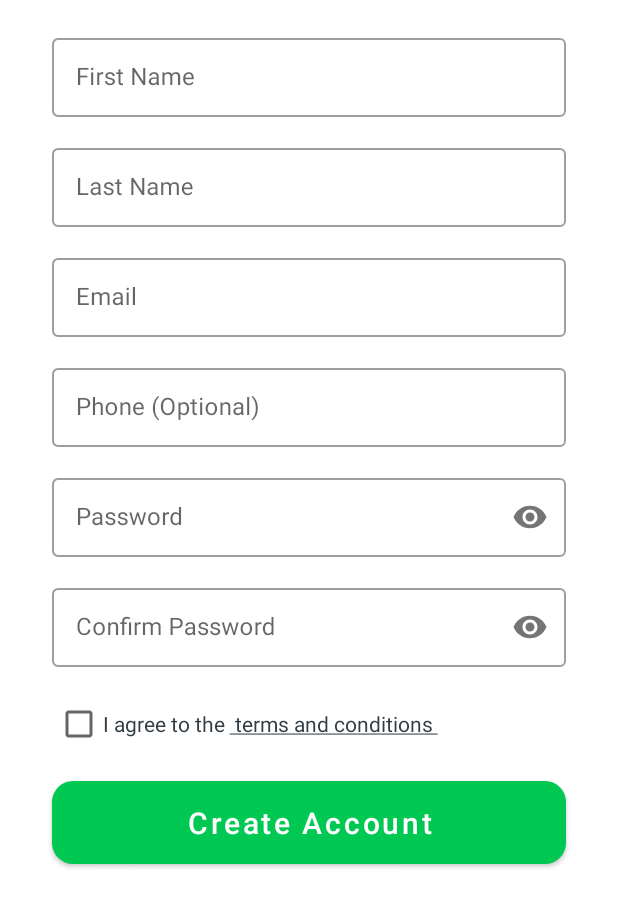
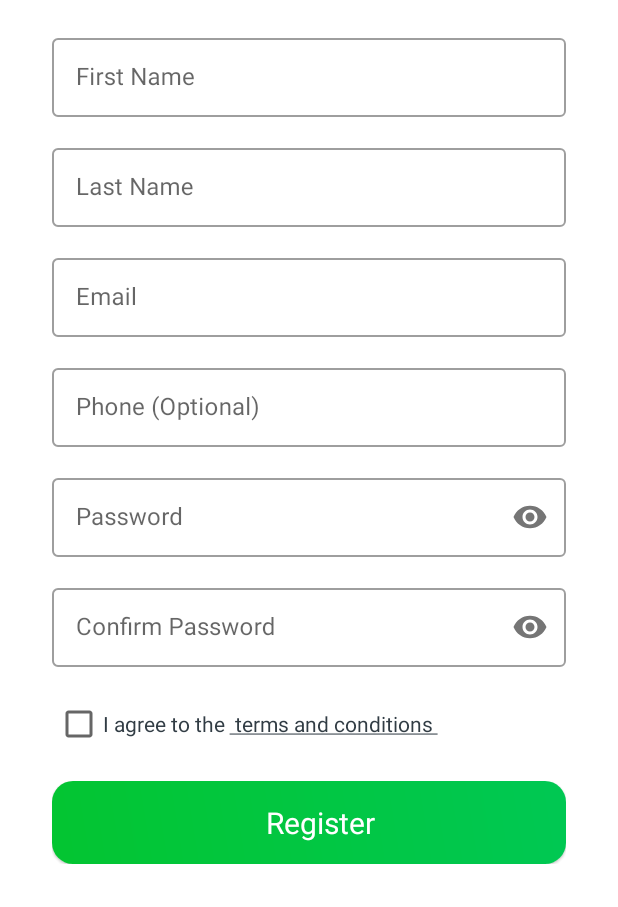
Before and after one commit to jmngige/BuyIt, an Android app: the RegisterFragment screen opened through its navigation route, on a phone screen of 412 x 824 dp. Shown: the top 907 px of the screen. Run offline under Robolectric (Android 15) with nearby library versions, the phone set to English and light mode, and no system bars; our stand-ins replace Firebase (no records; nobody signed in at launch, a user with empty details on screens opened directly), navigation-ui.

Commit message:
Register Login User

```diff
--- a/app/build.gradle
+++ b/app/build.gradle
@@ -63,7 +63,7 @@ dependencies {
 
 
     //admob dep
-    implementation 'com.google.android.gms:play-services-ads:20.6.0'
+    //implementation 'com.google.android.gms:play-services-ads:20.6.0'
 
     //spinkit
     implementation 'com.github.ybq:Android-SpinKit:1.4.0'
--- a/app/src/main/java/com/starsolns/e_shop/ui/fragments/LoginFragment.kt
+++ b/app/src/main/java/com/starsolns/e_shop/ui/fragments/LoginFragment.kt
@@ -7,6 +7,7 @@ import android.view.LayoutInflater
 import android.view.View
 import android.view.ViewGroup
 import androidx.navigation.fragment.findNavController
+import androidx.viewbinding.ViewBindings
 import com.starsolns.e_shop.R
 import com.starsolns.e_shop.databinding.FragmentLoginBinding
 
@@ -15,6 +16,8 @@ class LoginFragment : Fragment() {
     private var _binding: FragmentLoginBinding? = null
     private val binding get() = _binding!!
 
+    private lateinit var buttonView: View
+
     override fun onCreateView(
         inflater: LayoutInflater, container: ViewGroup?,
         savedInstanceState: Bundle?
@@ -22,7 +25,9 @@ class LoginFragment : Fragment() {
         // Inflate the layout for this fragment
         _binding = FragmentLoginBinding.inflate(layoutInflater, container, false)
 
-        binding.loginButton.setOnClickListener {
+        buttonView = binding.loginButton.loginRegisterAccessButton
+
+        buttonView.setOnClickListener {
             validateAndLoginUser()
         }
 
--- a/app/src/main/java/com/starsolns/e_shop/ui/fragments/RegisterFragment.kt
+++ b/app/src/main/java/com/starsolns/e_shop/ui/fragments/RegisterFragment.kt
@@ -9,13 +9,22 @@ import android.view.View
 import android.view.ViewGroup
 import android.widget.Toast
 import androidx.navigation.fragment.findNavController
+import com.google.firebase.auth.FirebaseAuth
+import com.google.firebase.auth.ktx.auth
+import com.google.firebase.ktx.Firebase
 import com.starsolns.e_shop.R
 import com.starsolns.e_shop.databinding.FragmentRegisterBinding
+import com.starsolns.e_shop.util.ProgressButton
 
 class RegisterFragment : Fragment() {
 
     private var _binding: FragmentRegisterBinding? = null
     private val binding get() = _binding!!
+    private lateinit var auth: FirebaseAuth
+
+    private lateinit var dialog: ProgressButton
+    private lateinit var buttonView: View
+
 
     override fun onCreateView(
         inflater: LayoutInflater, container: ViewGroup?,
@@ -24,9 +33,20 @@ class RegisterFragment : Fragment() {
         // Inflate the layout for this fragment
         _binding = FragmentRegisterBinding.inflate(layoutInflater, container, false)
 
-        binding.registerButton.setOnClickListener {
+        buttonView = binding.registerButton.loginRegisterAccessButton
+
+        dialog = ProgressButton(requireContext(), buttonView)
+        dialog.showRegister()
+
+        buttonView.setOnClickListener {
             validateUserAndRegister()
         }
+
+
+        /**Firebase */
+        auth = Firebase.auth
+
+
 
         return binding.root
     }
@@ -99,13 +119,25 @@ class RegisterFragment : Fragment() {
             return
         }
 
-        Toast.makeText(requireContext(), "Everything's okay buddy", Toast.LENGTH_LONG).show()
+        createUserAccount(firstName, lastName, email, phone, password, confPassword)
+    }
+
+    private fun createUserAccount(firstName: String, lastName: String, email: String, phone: String, password: String, confPassword: String) {
+        dialog.showProgressBar()
+        auth.createUserWithEmailAndPassword(email, password)
+            .addOnCompleteListener { task->
+                if (task.isSuccessful){
+                    dialog.dismissProgressBar()
+                    Toast.makeText(requireContext(), "created account successfully", Toast.LENGTH_LONG).show()
+                }
+                else {
+                    dialog.dismissProgressBar()
+                    Toast.makeText(requireContext(), task.exception!!.message.toString(), Toast.LENGTH_LONG).show()
+                }
+            }
 
     }
 
-    private fun setNull(): String?{
-        return null
-    }
 
     override fun onDestroyView() {
         super.onDestroyView()
--- /dev/null
+++ b/app/src/main/java/com/starsolns/e_shop/util/Constants.kt
@@ -0,0 +1,4 @@
+package com.starsolns.e_shop.util
+
+class Constants {
+}
--- /dev/null
+++ b/app/src/main/java/com/starsolns/e_shop/util/ProgressButton.kt
@@ -0,0 +1,32 @@
+package com.starsolns.e_shop.util
+
+import android.content.Context
+import android.view.View
+import android.widget.ProgressBar
+import android.widget.TextView
+import androidx.constraintlayout.widget.ConstraintLayout
+import com.starsolns.e_shop.R
+
+class ProgressButton(ctx: Context, view: View) {
+    val button = view.findViewById<ConstraintLayout>(R.id.login_register_access_button)
+    val progressBar = view.findViewById<ProgressBar>(R.id.login_register_access_progress_bar)
+    val btn_text = view.findViewById<TextView>(R.id.login_register_access_text)
+
+    fun showLogin(){
+        btn_text.text = "Login"
+    }
+
+    fun showRegister(){
+        btn_text.text = "Register"
+    }
+
+    fun showProgressBar(){
+        progressBar.visibility = View.VISIBLE
+        btn_text.text = "Please wait..."
+    }
+
+    fun dismissProgressBar(){
+        progressBar.visibility = View.INVISIBLE
+        btn_text.text = "Successful"
+    }
+}
--- a/app/src/main/res/drawable/access_background_btn.xml
+++ b/app/src/main/res/drawable/access_background_btn.xml
@@ -3,9 +3,7 @@
 
     <gradient
         android:angle="45"
-        android:startColor="@color/dark_green_700"
+        android:startColor="#03C531"
         android:endColor="@color/medium_green_700"/>
 
-    <corners android:radius="14dp"/>
-
 </shape>
--- a/app/src/main/res/layout/fragment_login.xml
+++ b/app/src/main/res/layout/fragment_login.xml
@@ -67,21 +67,19 @@
             app:layout_constraintEnd_toEndOf="@id/loginRightGuideline"
             app:layout_constraintTop_toBottomOf="@id/txtInput_login_password" />
 
-        <Button
+        <include
             android:id="@+id/login_button"
+            layout="@layout/login_register_button"
             android:layout_width="0dp"
             android:layout_height="55dp"
             android:layout_marginStart="10dp"
+            android:foreground="?attr/selectableItemBackground"
             android:layout_marginTop="18dp"
             android:layout_marginEnd="10dp"
-            android:foreground="?attr/selectableItemBackground"
-            android:background="@drawable/access_background_btn"
-            android:text="@string/login_text"
-            android:textAllCaps="false"
-            android:textSize="20sp"
             app:layout_constraintEnd_toEndOf="@id/loginRightGuideline"
             app:layout_constraintStart_toStartOf="@id/loginLeftGuideline"
-            app:layout_constraintTop_toBottomOf="@id/login_forgot_password" />
+            app:layout_constraintTop_toBottomOf="@id/login_forgot_password"
+            />
 
         <androidx.constraintlayout.widget.Guideline
             android:id="@+id/loginLeftGuideline"
--- a/app/src/main/res/layout/fragment_register.xml
+++ b/app/src/main/res/layout/fragment_register.xml
@@ -169,23 +169,21 @@
             app:layout_constraintStart_toStartOf="@id/registerLeftGuideline"
             app:layout_constraintTop_toBottomOf="@id/txtInput_register_confirmPassword" />
 
-        <Button
+        <include
             android:id="@+id/register_button"
             android:layout_width="0dp"
             android:layout_height="55dp"
             android:layout_marginStart="10dp"
             android:layout_marginTop="14dp"
             android:layout_marginEnd="10dp"
-            android:background="@drawable/access_background_btn"
-            android:foreground="?attr/selectableItemBackground"
-            android:text="@string/create_account_text"
-            android:textAllCaps="false"
-            android:textSize="20sp"
             app:layout_constraintBottom_toBottomOf="parent"
             android:layout_marginBottom="50dp"
             app:layout_constraintEnd_toEndOf="@id/registerRightGuideline"
             app:layout_constraintStart_toStartOf="@id/registerLeftGuideline"
-            app:layout_constraintTop_toBottomOf="@id/termsAndConditions" />
+            app:layout_constraintTop_toBottomOf="@id/termsAndConditions"
+            android:background="@drawable/access_background_btn"
+            android:foreground="?attr/selectableItemBackground"
+            layout="@layout/login_register_button"/>
 
 
         <androidx.constraintlayout.widget.Guideline
--- /dev/null
+++ b/app/src/main/res/layout/login_register_button.xml
@@ -0,0 +1,52 @@
+<?xml version="1.0" encoding="utf-8"?>
+<androidx.constraintlayout.widget.ConstraintLayout xmlns:android="http://schemas.android.com/apk/res/android"
+    xmlns:app="http://schemas.android.com/apk/res-auto"
+    android:layout_width="match_parent"
+    android:layout_height="match_parent">
+
+    <com.google.android.material.card.MaterialCardView
+        android:layout_width="0dp"
+        android:layout_height="55dp"
+        app:cardCornerRadius="14dp"
+        app:layout_constraintBottom_toBottomOf="parent"
+        app:layout_constraintEnd_toEndOf="parent"
+        app:layout_constraintStart_toStartOf="parent">
+
+        <androidx.constraintlayout.widget.ConstraintLayout
+            android:id="@+id/login_register_access_button"
+            android:layout_width="match_parent"
+            android:layout_height="match_parent"
+            android:background="@drawable/access_background_btn">
+
+            <ProgressBar
+                android:id="@+id/login_register_access_progress_bar"
+                style="?android:attr/progressBarStyle"
+                android:layout_width="40dp"
+                android:layout_height="40dp"
+                android:layout_marginEnd="10dp"
+                android:visibility="invisible"
+                android:indeterminate="true"
+                android:indeterminateTint="@color/white"
+                android:indeterminateTintMode="src_atop"
+                app:layout_constraintBottom_toBottomOf="parent"
+                app:layout_constraintEnd_toStartOf="@id/login_register_access_text"
+                app:layout_constraintTop_toTopOf="parent" />
+
+            <TextView
+                android:id="@+id/login_register_access_text"
+                android:layout_width="wrap_content"
+                android:layout_height="wrap_content"
+                android:layout_marginStart="15dp"
+                android:text=""
+                android:textColor="@color/white"
+                android:textSize="20sp"
+                app:layout_constraintBottom_toBottomOf="parent"
+                app:layout_constraintEnd_toEndOf="parent"
+                app:layout_constraintStart_toStartOf="parent"
+                app:layout_constraintTop_toTopOf="parent" />
+
+        </androidx.constraintlayout.widget.ConstraintLayout>
+
+    </com.google.android.material.card.MaterialCardView>
+
+</androidx.constraintlayout.widget.ConstraintLayout>
```
